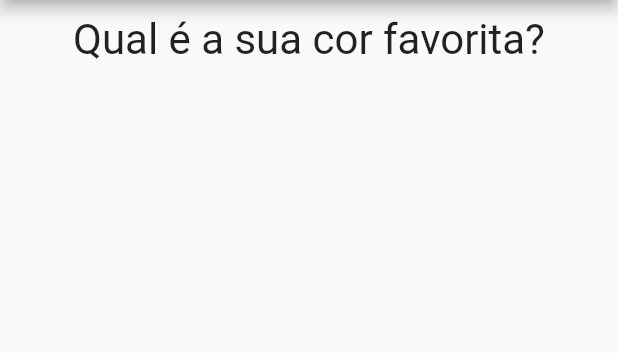
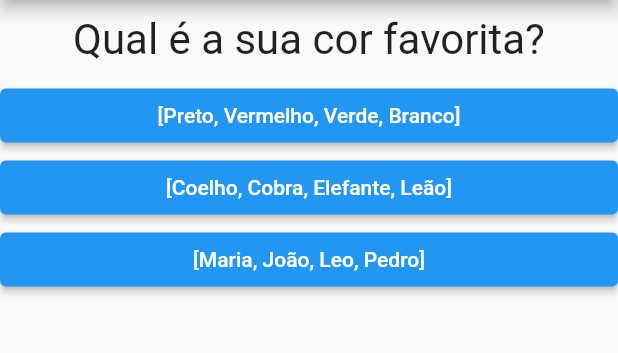
Before and after one commit to joaosatiro/study-flutter, a Flutter app: the screen it shows after launch, on a phone screen of 412 x 824 dp, the part 84-437 px from its top. Run offline on Flutter 3.47's test engine with Material 2 defaults, Android fonts, the phone set to English and light mode, and no system bars.

Commit message:
só buxa

```diff
--- a/projeto_perguntas/lib/main.dart
+++ b/projeto_perguntas/lib/main.dart
@@ -12,16 +12,7 @@ class PerguntaApp extends StatefulWidget{
 
 class _PerguntaAppState extends State<PerguntaApp> {
   var _perguntaSelecionada = 0;
-
-  void _responder() {
-    setState(() {
-      _perguntaSelecionada++;
-    });
-  }
-
-  @override
-  Widget build(BuildContext context) {
-    final perguntas = [
+  final _perguntas = const [
       {
         'texto': 'Qual é a sua cor favorita?',
         'respostas': ['Preto', 'Vermelho', 'Verde', 'Branco'],
@@ -36,7 +27,23 @@ class _PerguntaAppState extends State<PerguntaApp> {
       }
     ];
 
-    // List<String> respostas = perguntas[_perguntaSelecionada]['respostas'];
+  void _responder() {
+    setState(() {
+      _perguntaSelecionada++;
+    });
+  }
+
+  bool get temPerguntaSelecionada {
+    return _perguntaSelecionada < _perguntas.length;
+  }
+
+  @override
+  Widget build(BuildContext context) {
+
+
+    // var respostas = _perguntas[_perguntaSelecionada]['respostas'];
+
+    var respostas = _perguntas.map((key) => key['respostas']).toList();
 
     return MaterialApp(
       home: Scaffold(
@@ -45,8 +52,8 @@ class _PerguntaAppState extends State<PerguntaApp> {
         ),
         body: Column(
           children: <Widget>[
-            Questao(perguntas[_perguntaSelecionada]['texto'].toString()),
-            // ...respostas.map((t) => Resposta(texto: t, onSelect: _responder))
+            Questao(_perguntas[_perguntaSelecionada]['texto'].toString()),
+            ...respostas.map((t) => Resposta(texto: t.toString(), onSelect: _responder))
           ],
         ),
       )
```
